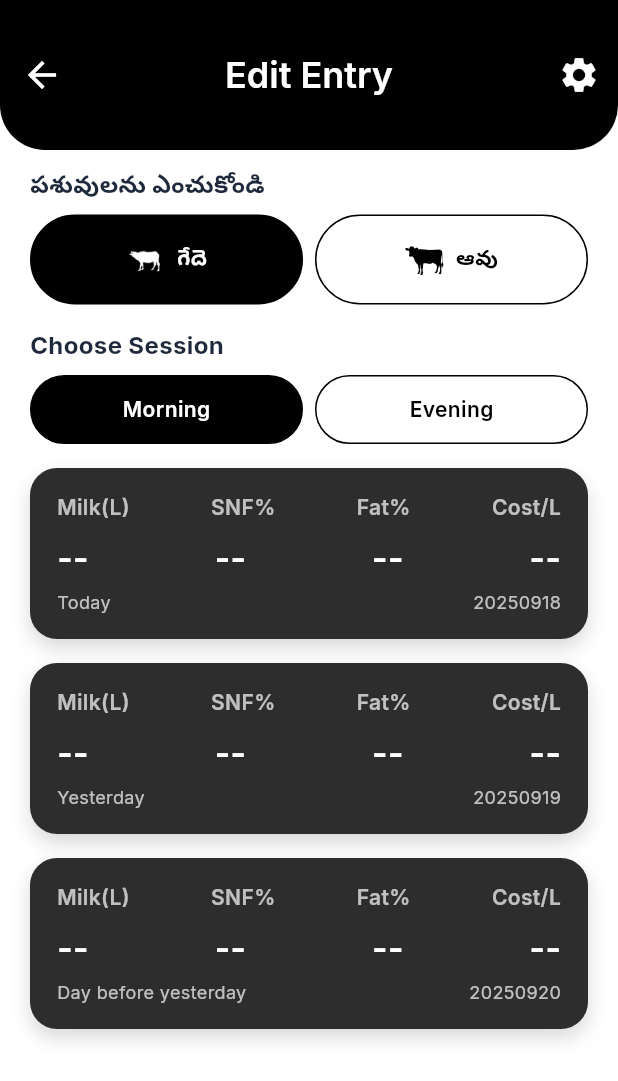
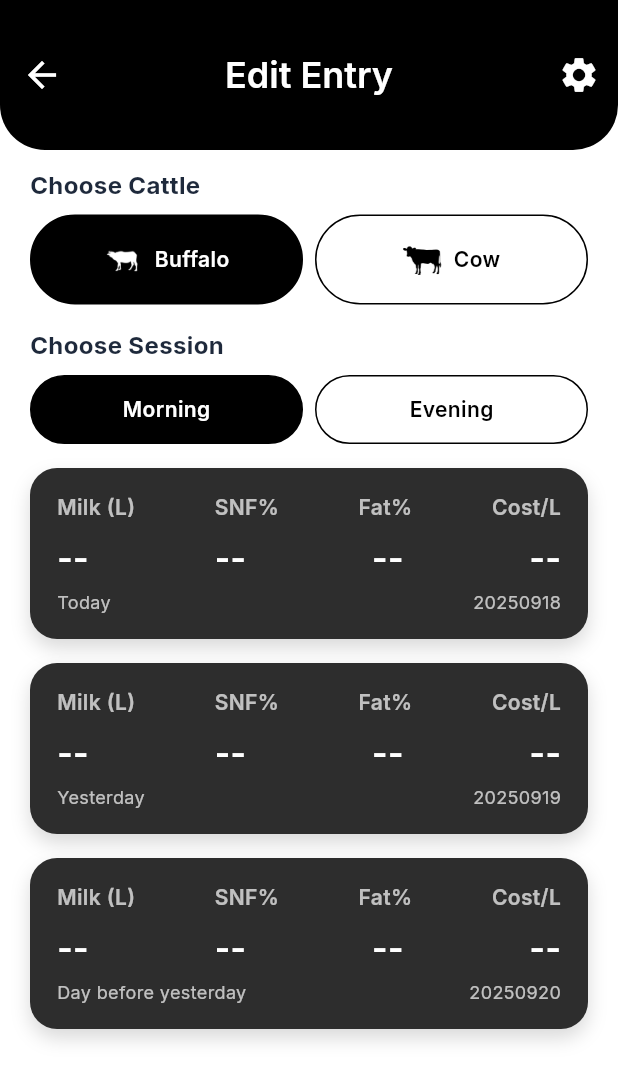
Before and after one commit to nextbharat-sic/agile6th_dairy_application, a Flutter app: the MilkEntryEditScreen screen opened by its route, on a phone screen of 412 x 824 dp. Shown: the top 1081 px of the screen. Run offline on Flutter 3.47's test engine with Material 3 defaults, Android fonts, the phone set to English and light mode, and no system bars; our stand-ins replace cached_network_image, cloud_firestore, connectivity_plus, firebase_auth, firebase_core, fl_chart and 5 more; missing offline and left inert: firebase_ui_auth, firebase_ui_oauth_google; accounts and stored records are empty.

Commit message:
Enhance localization by adding missing translations for expense forms, reports, and profile settings in English and Telugu. Update UI components to utilize localized strings for better user experience.

```diff
--- a/dairy_manager/lib/l10n/app_localizations.dart
+++ b/dairy_manager/lib/l10n/app_localizations.dart
@@ -301,23 +301,6 @@ abstract class AppLocalizations {
   /// **'Select Week'**
   String get selectWeek;
 
-  /// No description provided for @milkWeeklyAverage.
-  ///
-  /// In en, this message translates to:
-  /// **'Milk Weekly Average : 148 L\nSNF Weekly Average : 12\nFat% Weekly Average : 20%'**
-  String get milkWeeklyAverage;
-
-  /// No description provided for @milkMonthlyAverage.
-  ///
-  /// In en, this message translates to:
-  /// **'Milk Monthly Average : 520 L\nSNF Monthly Average : 20\nFat% Monthly Average : 20%'**
-  String get milkMonthlyAverage;
-
-  /// No description provided for @milkYearlyAverage.
-  ///
-  /// In en, this message translates to:
-  /// **'Milk Yearly Average : 6000 L\nSNF Yearly Average : 20\nFat% Yearly Average : 20%'**
-  String get milkYearlyAverage;
 
   /// No description provided for @milkLHeader.
   ///
@@ -569,16 +552,6 @@ abstract class AppLocalizations {
   /// **'Cancel'**
   String get cancel;
 
-  // Additional translations for milk entry page
-  String get todaysIncome;
-  String get buffaloLabel;
-  String get cowLabel;
-
-  // Delete confirmation dialog
-  String get deleteExpense;
-  String get deleteConfirmation;
-  String get delete;
-
   // Reports screen average text translations
   String get milkWeeklyTotal;
   String get milkMonthlyTotal;
@@ -586,6 +559,45 @@ abstract class AppLocalizations {
   String get snfAverage;
   String get fatAverage;
   String get noDataAvailable;
+
+  // Edit entry screen translations
+  String get today;
+  String get yesterday;
+  String get dayBeforeYesterday;
+  String get snfPercent;
+  String get fatPercent;
+  String get costPerL;
+
+  // Logout confirmation dialog
+  String get logoutConfirmation;
+
+  // Add expense form translations
+  String get addReceiptPhoto;
+  String get camera;
+  String get gallery;
+  String get cameraFunctionalityComingSoon;
+  String get galleryFunctionalityComingSoon;
+  String get pleaseEnterAmount;
+  String get pleaseEnterValidAmount;
+  String get descriptionOptional;
+  String get enterExpenseDetails;
+  String get receiptAdded;
+  String get addReceipt;
+
+  // Edit entry form translations
+  String get editEntry;
+
+  // Additional missing translations
+  String get todaysIncome;
+  String get buffaloLabel;
+  String get cowLabel;
+
+  // Profile page translations
+  String get emailAddress;
+  String get phoneNumber;
+  String get age;
+  String get cattleOwned;
+  String get location;
 }
 
 class _AppLocalizationsDelegate extends LocalizationsDelegate<AppLocalizations> {
--- a/dairy_manager/lib/presentation/milk_entry_screen/buffalo_morning_screen.dart
+++ b/dairy_manager/lib/presentation/milk_entry_screen/buffalo_morning_screen.dart
@@ -6,6 +6,7 @@ import '../../backend/repositories/user_repository.dart';
 import '../../backend/services/income_service.dart';
 import '../../constants/constants.dart';
 import '../../theme/app_theme.dart';
+import '../../l10n/app_localizations.dart';
 
 class BuffaloMorningScreen extends StatefulWidget {
   const BuffaloMorningScreen({super.key});
@@ -489,7 +490,7 @@ class _BuffaloMorningScreenState extends State<BuffaloMorningScreen> {
                       crossAxisAlignment: CrossAxisAlignment.start,
                       children: [
                         Text(
-                          "Today's Income",
+                          AppLocalizations.of(context)!.todaysIncome,
                           style:
                               Theme.of(context).textTheme.titleSmall?.copyWith(
                                     color: Colors.white,
--- a/dairy_manager/lib/presentation/milk_entry_screen/cow_morning_screen.dart
+++ b/dairy_manager/lib/presentation/milk_entry_screen/cow_morning_screen.dart
@@ -1,5 +1,6 @@
 import 'package:flutter/material.dart';
 import '../../theme/app_theme.dart';
+import '../../l10n/app_localizations.dart';
 
 class CowMorningScreen extends StatefulWidget {
   const CowMorningScreen({super.key});
@@ -375,7 +376,7 @@ class _CowMorningScreenState extends State<CowMorningScreen> {
                       crossAxisAlignment: CrossAxisAlignment.start,
                       children: [
                         Text(
-                          "Today's Income",
+                          AppLocalizations.of(context)!.todaysIncome,
                           style: Theme.of(context).textTheme.titleSmall?.copyWith(
                                 color: Colors.white,
                                 fontWeight: FontWeight.w600,
--- a/dairy_manager/lib/presentation/milk_entry_screen/milk_entry_edit_screen.dart
+++ b/dairy_manager/lib/presentation/milk_entry_screen/milk_entry_edit_screen.dart
@@ -7,6 +7,7 @@ import '../../backend/repositories/user_repository.dart';
 import '../../constants/constants.dart';
 import 'package:cloud_firestore/cloud_firestore.dart';
 import '../../utils/date_utils.dart';
+import '../../l10n/app_localizations.dart';
 
 class MilkEntryEditScreen extends StatefulWidget {
   const MilkEntryEditScreen({super.key});
@@ -99,9 +100,9 @@ class _MilkEntryEditScreenState extends State<MilkEntryEditScreen> {
           icon: const Icon(Icons.arrow_back, color: Colors.white, size: 28),
           onPressed: () => Navigator.pop(context),
         ),
-        title: const Text(
-          'Edit Entry',
-          style: TextStyle(
+        title: Text(
+          AppLocalizations.of(context)!.editEntry,
+          style: const TextStyle(
               color: Colors.white, fontSize: 24, fontWeight: FontWeight.w600),
         ),
         centerTitle: true,
@@ -118,13 +119,13 @@ class _MilkEntryEditScreenState extends State<MilkEntryEditScreen> {
           child: Column(
             crossAxisAlignment: CrossAxisAlignment.start,
             children: [
-              const Text('పశువులను ఎంచుకోండి',
-                  style: TextStyle(fontWeight: FontWeight.bold, fontSize: 16)),
+              Text(AppLocalizations.of(context)!.chooseCattle,
+                  style: const TextStyle(fontWeight: FontWeight.bold, fontSize: 16)),
               const SizedBox(height: 8),
               Row(children: [
                 Expanded(
                     child: _cattleToggle(
-                        'గేదె',
+                        AppLocalizations.of(context)!.buffaloLabel,
                         'assets/images/buffalo.png',
                         selectedAnimal == AnimalType.buffalo,
                         () => setState(
@@ -132,26 +133,26 @@ class _MilkEntryEditScreenState extends State<MilkEntryEditScreen> {
                 const SizedBox(width: 8),
                 Expanded(
                     child: _cattleToggle(
-                        'ఆవు',
+                        AppLocalizations.of(context)!.cowLabel,
                         'assets/images/cow.png',
                         selectedAnimal == AnimalType.cow,
                         () => setState(() => selectedAnimal = AnimalType.cow))),
               ]),
               const SizedBox(height: 16),
-              const Text('Choose Session',
-                  style: TextStyle(fontWeight: FontWeight.bold, fontSize: 16)),
+              Text(AppLocalizations.of(context)!.chooseSession,
+                  style: const TextStyle(fontWeight: FontWeight.bold, fontSize: 16)),
               const SizedBox(height: 8),
               Row(children: [
                 Expanded(
                     child: _sessionToggle(
-                        'Morning',
+                        AppLocalizations.of(context)!.morning,
                         selectedSession == SessionType.morning,
                         () => setState(
                             () => selectedSession = SessionType.morning))),
                 const SizedBox(width: 8),
                 Expanded(
                     child: _sessionToggle(
-                        'Evening',
+                        AppLocalizations.of(context)!.evening,
                         selectedSession == SessionType.evening,
                         () => setState(
                             () => selectedSession = SessionType.evening))),
@@ -175,11 +176,11 @@ class _MilkEntryEditScreenState extends State<MilkEntryEditScreen> {
     final e = _entries[index];
     String label;
     if (index == 0) {
-      label = 'Today';
+      label = AppLocalizations.of(context)!.today;
     } else if (index == 1) {
-      label = 'Yesterday';
+      label = AppLocalizations.of(context)!.yesterday;
     } else {
-      label = 'Day before yesterday';
+      label = AppLocalizations.of(context)!.dayBeforeYesterday;
     }
 
     final date = DateUtils.convertToDateString(
@@ -216,11 +217,11 @@ class _MilkEntryEditScreenState extends State<MilkEntryEditScreen> {
               Column(crossAxisAlignment: CrossAxisAlignment.start, children: [
             Row(
                 mainAxisAlignment: MainAxisAlignment.spaceBetween,
-                children: const [
-                  _MetricHeader('Milk(L)'),
-                  _MetricHeader('SNF%'),
-                  _MetricHeader('Fat%'),
-                  _MetricHeader('Cost/L'),
+                children: [
+                  _MetricHeader(AppLocalizations.of(context)!.milkL),
+                  _MetricHeader(AppLocalizations.of(context)!.snfPercent),
+                  _MetricHeader(AppLocalizations.of(context)!.fatPercent),
+                  _MetricHeader(AppLocalizations.of(context)!.costPerL),
                 ]),
             const SizedBox(height: 8),
             Row(mainAxisAlignment: MainAxisAlignment.spaceBetween, children: [
@@ -269,22 +270,22 @@ class _MilkEntryEditScreenState extends State<MilkEntryEditScreen> {
             child: Column(
               mainAxisSize: MainAxisSize.min,
               children: [
-                Row(children: const [
+                Row(children: [
                   Expanded(
-                      child: Text('Edit Entry',
-                          style: TextStyle(
+                      child: Text(AppLocalizations.of(context)!.editEntry,
+                          style: const TextStyle(
                               fontWeight: FontWeight.w700, fontSize: 16))),
                 ]),
                 const SizedBox(height: 12),
-                _fieldRow('Date', dateCtrl, isDate: true),
+                _fieldRow(AppLocalizations.of(context)!.date, dateCtrl, isDate: true),
                 const SizedBox(height: 8),
-                _fieldRow('Milk (L)', milkCtrl),
+                _fieldRow(AppLocalizations.of(context)!.milkL, milkCtrl),
                 const SizedBox(height: 8),
-                _fieldRow('SNF', snfCtrl),
+                _fieldRow(AppLocalizations.of(context)!.snfPercent, snfCtrl),
                 const SizedBox(height: 8),
-                _fieldRow('Fat', fatCtrl),
+                _fieldRow(AppLocalizations.of(context)!.fatPercent, fatCtrl),
                 const SizedBox(height: 8),
-                _fieldRow('Cost/L', costCtrl, lockIcon: true),
+                _fieldRow(AppLocalizations.of(context)!.costPerL, costCtrl, lockIcon: true),
                 const SizedBox(height: 16),
                 SizedBox(
                   width: 160,
--- a/dairy_manager/lib/presentation/settings_screen/settings_screen.dart
+++ b/dairy_manager/lib/presentation/settings_screen/settings_screen.dart
@@ -215,7 +215,7 @@ class SettingsScreen extends StatelessWidget {
           ),
         ),
         content: Text(
-          'Are you sure you want to logout?',
+          l10n.logoutConfirmation,
           style: Theme.of(context).textTheme.bodyMedium?.copyWith(
             color: AppTheme.textSecondaryColor,
           ),
@@ -224,7 +224,7 @@ class SettingsScreen extends StatelessWidget {
           TextButton(
             onPressed: () => Navigator.pop(context),
             child: Text(
-              'Cancel',
+              l10n.cancel,
               style: TextStyle(
                 color: AppTheme.textSecondaryColor,
               ),
```
Also changed, not shown: dairy_manager/lib/l10n/app_localizations_en.dart (+71 -28 lines), dairy_manager/lib/l10n/app_localizations_te.dart (+83 -3 lines), dairy_manager/lib/presentation/expenses_screen/widgets/add_expense_form_widget.dart (+21 -15 lines), dairy_manager/lib/presentation/reports_screen/reports_screen.dart (+4 -4 lines), dairy_manager/lib/presentation/settings_screen/profile_screen.dart (+7 -7 lines).
